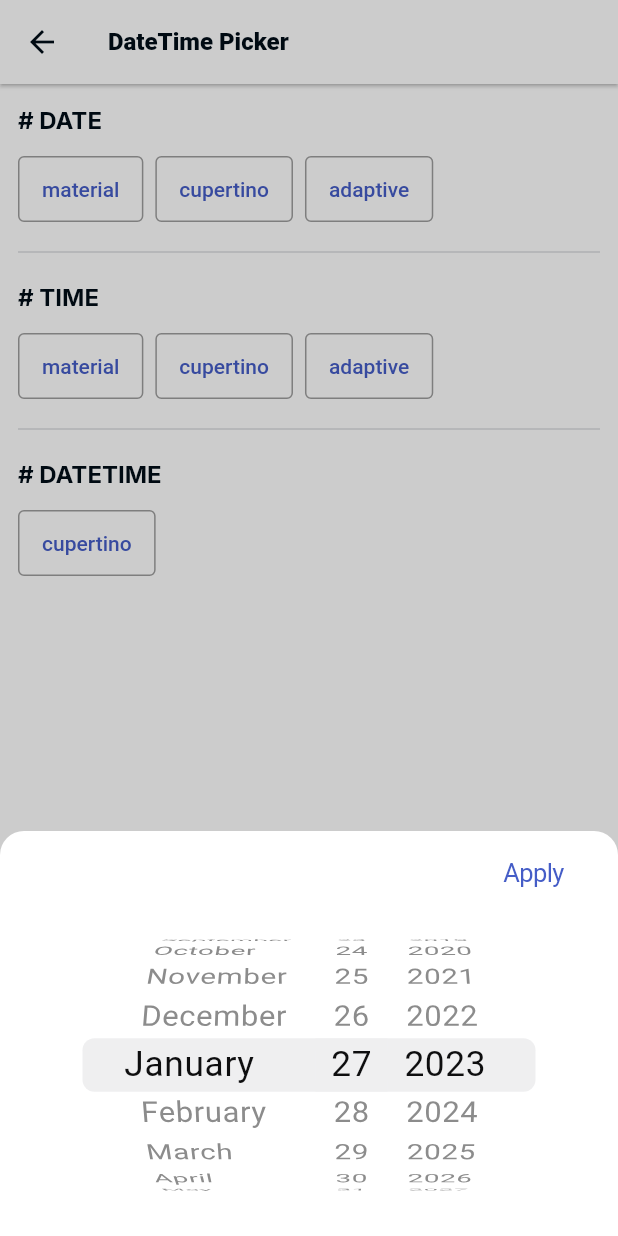
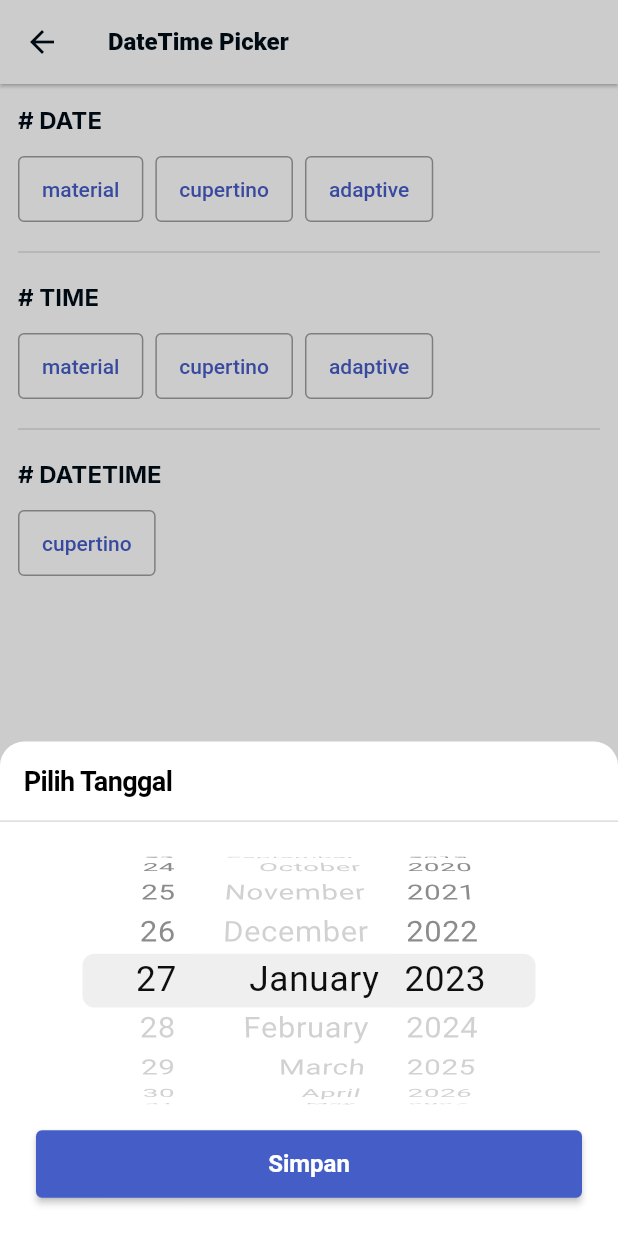
Before and after one commit to 2lineofcode/ex, a Flutter app: the DateTimePage screen opened directly, after a tap on "cupertino", on a phone screen of 412 x 824 dp. Run offline on Flutter 3.47's test engine with Material 2 defaults, Android fonts, the phone set to English and light mode, and no system bars; drawn by our look-alikes of velocity_x; our stand-ins replace cached_network_image, faker, flutter_html, flutter_svg, get, get_storage and 2 more; missing offline and left inert: dart_code_viewer2; accounts and stored records are empty; Roboto replaces fonts that are missing (InterSans).

Commit message:
## 0.2.1: improve & fix minor bug

```diff
--- a/example/lib/helper_gallery/datetime_picker_page.dart
+++ b/example/lib/helper_gallery/datetime_picker_page.dart
@@ -18,6 +18,7 @@ class DateTimePage extends StatelessWidget {
                 label: 'material',
                 onPressed: () => ExDatePicker.datePickerMaterial(
                   minDate: DateTime(1990),
+                  maxDate: DateTime.now(),
                   callback: (p0) => ExSnackbar.info('$p0'),
                 ),
               ).pOnly(right: 8),
@@ -25,6 +26,7 @@ class DateTimePage extends StatelessWidget {
                 label: 'cupertino',
                 onPressed: () => ExDatePicker.datePickerCupertino(
                   minDate: DateTime(1990),
+                  maxDate: DateTime.now(),
                   callback: (p0) => ExSnackbar.info('$p0'),
                 ),
               ).pOnly(right: 8),
--- a/example/lib/ui_widget_gallery/imageview_page.dart
+++ b/example/lib/ui_widget_gallery/imageview_page.dart
@@ -32,7 +32,7 @@ class ImageViewPage extends StatelessWidget {
         Divider().pSymmetric(v: 16),
         '40px'.text.bold.make().pOnly(bottom: 12),
         HStack([
-          ExImageView(url: '', size: 40).pOnly(right: 12),
+          ExImageViewCached(url: '', size: 40).pOnly(right: 12),
           ExImageView(url: '', size: 40).pOnly(right: 12),
           ExImageView(url: 'https://picsum.photos/id/${random.integer(999, min: 100)}/200/300', size: 40).pOnly(right: 12),
           ExImageView(url: 'https://picsum.photos/id/${random.integer(999, min: 100)}/200/300', size: 40).pOnly(right: 12),
--- a/lib/src/features/ex_datepicker.dart
+++ b/lib/src/features/ex_datepicker.dart
@@ -11,6 +11,8 @@ mixin ExDatePicker {
   // DATE PICKER (CUPERTINO) —————————————————————————————————————————————————
   // —————————————————————————————————————————————————————————————————————————
   static void datePickerCupertino({
+    String title = 'Pilih Tanggal',
+    String btnText = 'Simpan',
     DateTime? initialDate,
     DateTime? minDate,
     DateTime? maxDate,
@@ -20,34 +22,41 @@ mixin ExDatePicker {
     var output = DateTime.now();
     showCupertinoModalPopup(
       context: Get.context!,
-      builder: (_) => Container(
-        height: 270,
+      builder: (_) => CupertinoApp(
+        debugShowCheckedModeBanner: false,
+        builder: (context, child) => Container(
+          height: Get.size.height * 0.40,
+          // color: colorPrimary[300],
           decoration: ExDecorator.boxBottomSheet(),
           child: Column(
             children: [
               HStack([
-              // 'Select Date'.text.size(16).bold.make(),
+                title.text.size(18).bold.black.make(),
                 Spacer(),
-              CupertinoButton(
-                child: 'Apply'.text.make(),
-                onPressed: () {
-                  callback.call(output);
-                  Get.back();
-                },
-              ),
-            ]).pSymmetric(h: 16, v: 2),
-            SizedBox(
-              height: 200,
+              ]).pOnly(left: 16, top: 16, bottom: 8),
+              Divider(),
+              CupertinoTheme(
+                data: CupertinoThemeData(brightness: Brightness.light),
                 child: CupertinoDatePicker(
                   mode: mode,
                   initialDateTime: initialDate ?? DateTime.now(),
                   minimumDate: minDate ?? DateTime.now().subtract(1.seconds),
-                maximumDate: maxDate ?? DateTime(2050),
+                  // somehow must like this =,=
+                  maximumDate: maxDate?.add(1.minutes) ?? DateTime(2050),
                   onDateTimeChanged: (val) => output = val,
-                use24hFormat: true,
+                  dateOrder: DatePickerDateOrder.dmy,
                 ),
+              ).expand(),
+              ExButtonDefault(
+                width: double.infinity,
+                label: btnText,
+                onPressed: () {
+                  callback.call(output);
+                  Navigator.of(Get.context!).pop();
+                },
+              ).pSymmetric(h: 24).pOnly(bottom: 24),
+            ],
           ),
-          ],
         ),
       ),
     );
--- a/lib/src/features/ex_snackbar.dart
+++ b/lib/src/features/ex_snackbar.dart
@@ -17,6 +17,42 @@ import '../../ex.dart';
  * See LICENSE for distribution and usage details.
  */
 mixin ExSnackbar {
+  // —————————————————————————————————————————————————————————————————————————————
+  // neutral
+  // —————————————————————————————————————————————————————————————————————————————
+  static void neutralTop(
+    dynamic message, {
+    String? title,
+    double? titleSize,
+    Color? titleColor = Colors.white,
+    double? messageSize,
+    Color? messageColor = Colors.white,
+    Color backgroundColor = Colors.black,
+    IconData? icon = Icons.info,
+    Duration duration = const Duration(seconds: 3),
+    double radius = 4,
+    double margin = 8,
+    FlushbarPosition position = FlushbarPosition.TOP,
+    bool isDismissible = true,
+  }) {
+    Flushbar(
+      title: title,
+      titleSize: titleSize,
+      titleColor: titleColor,
+      message: message,
+      messageSize: messageSize,
+      messageColor: messageColor,
+      backgroundColor: backgroundColor,
+      icon: Icon(icon, color: Colors.white),
+      leftBarIndicatorColor: Colors.white30,
+      borderRadius: BorderRadius.circular(radius),
+      margin: EdgeInsets.all(margin),
+      isDismissible: isDismissible,
+      duration: duration,
+      flushbarPosition: position,
+    ).show(Get.context!);
+  }
+
   // —————————————————————————————————————————————————————————————————————————————
   // info
   // —————————————————————————————————————————————————————————————————————————————
@@ -205,7 +241,7 @@ mixin ExSnackbar {
       content: HStack([
         if (showIcon == true) Icon(Icons.info, color: Colors.white),
         12.widthBox,
-        '$message'.text.black.overflow(TextOverflow.ellipsis).maxLines(3).make().expand(),
+        '$message'.text.white.ellipsis.maxLines(3).make().expand(),
       ]),
       backgroundColor: Colors.black,
       behavior: SnackBarBehavior.floating,
--- a/pubspec.yaml
+++ b/pubspec.yaml
@@ -1,6 +1,6 @@
 name: ex
 description: Powerfull Ex-Material UI (Material UI improvement) |  all material widget with functional many helper/utils like `ExHttp, ExLog, ExAlert, ExBottomSheet, ExDialog, ExSnackbar`
-version: 0.2.0
+version: 0.2.1
 homepage: https://github.com/abehbatre/ex
 
 environment:
```
Also changed, not shown: example/lib/helper_gallery/alert_page.dart (+21 -0 lines), example/lib/helper_gallery/snackbar_page.dart (+18 -0 lines), lib/src/features/ex_alert_dialog.dart (+26 -0 lines), lib/src/widgets/ex_avatar_view.dart (+4 -3 lines), lib/src/widgets/ex_image_no_cache_view.dart (+27 -11 lines), lib/src/widgets/ex_image_view.dart (+21 -22 lines), lib/src/widgets/ex_image_view_cached.dart (+8 -34 lines), lib/src/widgets/ex_ui_loading.dart (+7 -8 lines), example/pubspec.lock, 1 other file. Lines whose indentation alone changed are shown as unchanged.
